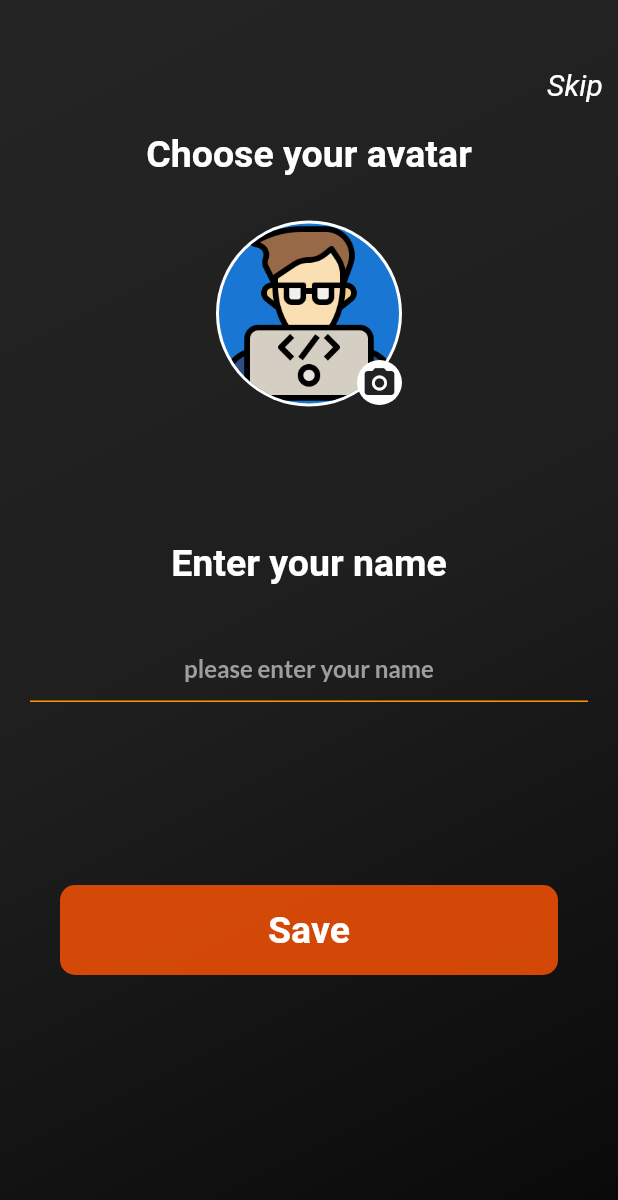
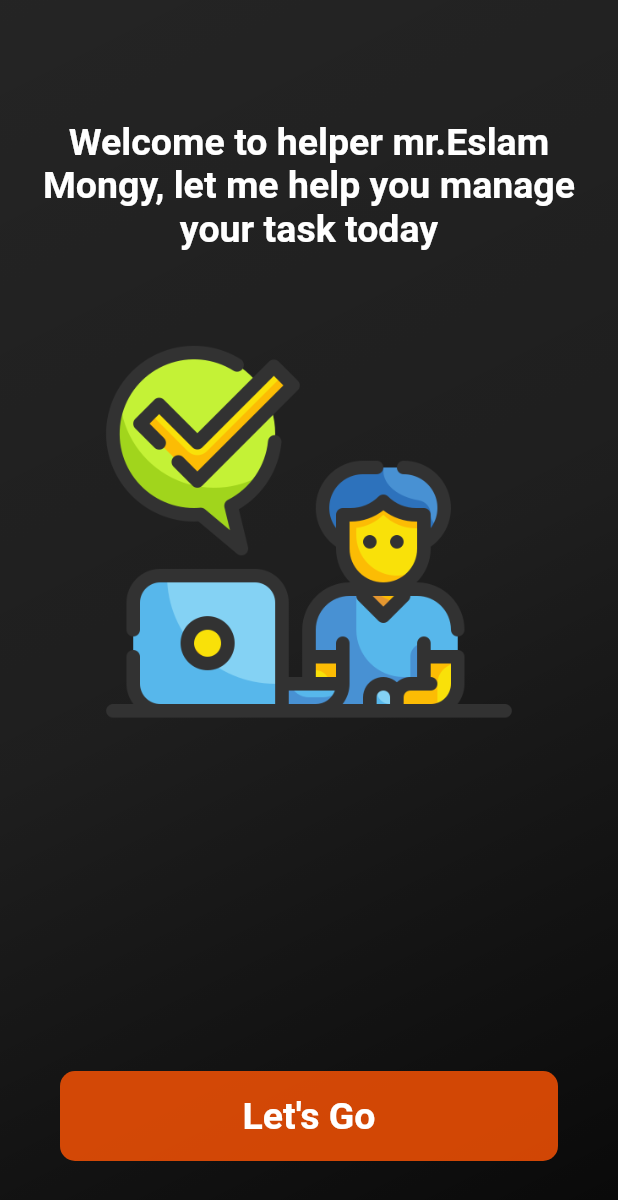
Before and after one commit to eslammongy/TodoApp, a Flutter app: the screen it shows after launch, after a tap on "Skip", on a phone screen of 412 x 824 dp. Shown: the top 1200 px of the screen. Run offline on Flutter 3.47's test engine with Material 2 defaults, Android fonts, the light colour scheme and no system bars; our stand-ins replace another_flushbar, date_picker_timeline, flutter_local_notifications, flutter_native_timezone, flutter_staggered_animations, get and 5 more; accounts and stored records are empty.

Commit message:
finishing takeUserInfo && welcomeToUser design

```diff
--- a/todo_app/lib/view/screens/take_user_info.dart
+++ b/todo_app/lib/view/screens/take_user_info.dart
@@ -1,6 +1,9 @@
 import 'package:flutter/material.dart';
+import 'package:get/get.dart';
 import 'package:google_fonts/google_fonts.dart';
 import 'package:todo_app/constants/theme.dart';
+import 'package:todo_app/view/screens/welcome_user.dart';
+import 'package:todo_app/view/widgets/list_avatars.dart';
 
 class TakeUserInfo extends StatelessWidget {
   TakeUserInfo({Key? key}) : super(key: key);
@@ -31,7 +34,9 @@ class TakeUserInfo extends StatelessWidget {
                 height: 25,
               ),
               InkWell(
-                onTap: () {},
+                onTap: () {
+                  Get.to(WelcomeToUser());
+                },
                 child: Align(
                   alignment: AlignmentDirectional.topEnd,
                   child: Text('Skip',
@@ -72,12 +77,15 @@ class TakeUserInfo extends StatelessWidget {
                   Positioned(
                     right: 0.0,
                     bottom: 1.0,
+                    child: InkWell(
+                      onTap: () => displayAvatarDialog(context),
                       child: CircleAvatar(
                         radius: 15.0,
                         backgroundColor: Colors.white,
                         child: Icon(
                           Icons.photo_camera,
                           color: Colors.black87,
+                        ),
                       ),
                     ),
                   ),
--- /dev/null
+++ b/todo_app/lib/view/screens/welcome_user.dart
@@ -0,0 +1,82 @@
+import 'package:flutter/material.dart';
+import 'package:google_fonts/google_fonts.dart';
+import 'package:todo_app/constants/size_config.dart';
+import 'package:todo_app/constants/theme.dart';
+
+class WelcomeToUser extends StatelessWidget {
+  const WelcomeToUser({Key? key}) : super(key: key);
+
+  @override
+  Widget build(BuildContext context) {
+    SizeConfig().init(context);
+    return Scaffold(
+        backgroundColor: darkHeaderClr,
+        body: Container(
+          padding: EdgeInsets.symmetric(horizontal: 10, vertical: 20),
+          decoration: BoxDecoration(
+              gradient: LinearGradient(
+                  begin: AlignmentDirectional.bottomEnd,
+                  end: AlignmentDirectional.topStart,
+                  stops: const [
+                0.0,
+                0.5,
+                1.0
+              ],
+                  colors: const [
+                Colors.black87,
+                Colors.black54,
+                Colors.black45
+              ])),
+          child: Column(
+            children: [
+              SizedBox(
+                height: 60,
+              ),
+              Text(
+                  'Welcome to helper mr.Eslam Mongy, let me help you manage your task today',
+                  textAlign: TextAlign.center,
+                  style: GoogleFonts.balsamiqSans(
+                    textStyle: TextStyle(
+                        fontSize: 25,
+                        fontWeight: FontWeight.w700,
+                        color: Colors.white),
+                  )),
+              SizedBox(
+                height: 30,
+              ),
+              Container(
+                padding: EdgeInsets.all(2),
+                child: Image.asset(
+                  "assets/images/doings.png",
+                  width: SizeConfig.screenWidth * 0.9,
+                  height: SizeConfig.screenWidth * 0.7,
+                ),
+              ),
+              Spacer(),
+              SizedBox(
+                height: 100,
+              ),
+              Container(
+                margin: EdgeInsets.symmetric(horizontal: 30),
+                height: 60,
+                width: double.infinity,
+                decoration: BoxDecoration(
+                    borderRadius: BorderRadius.circular(10), color: orangeClr),
+                child: TextButton(
+                    onPressed: () {},
+                    child: Text('''Let's Go''',
+                        style: GoogleFonts.balsamiqSans(
+                          textStyle: TextStyle(
+                              fontSize: 25,
+                              fontWeight: FontWeight.w700,
+                              color: Colors.white),
+                        ))),
+              ),
+              SizedBox(
+                height: 30,
+              ),
+            ],
+          ),
+        ));
+  }
+}
```
Also changed, not shown: todo_app/lib/view/widgets/list_avatars.dart (added, +96 -0 lines), todo_app/assets/images/task_done.gif (deleted). Lines whose indentation alone changed are shown as unchanged.
